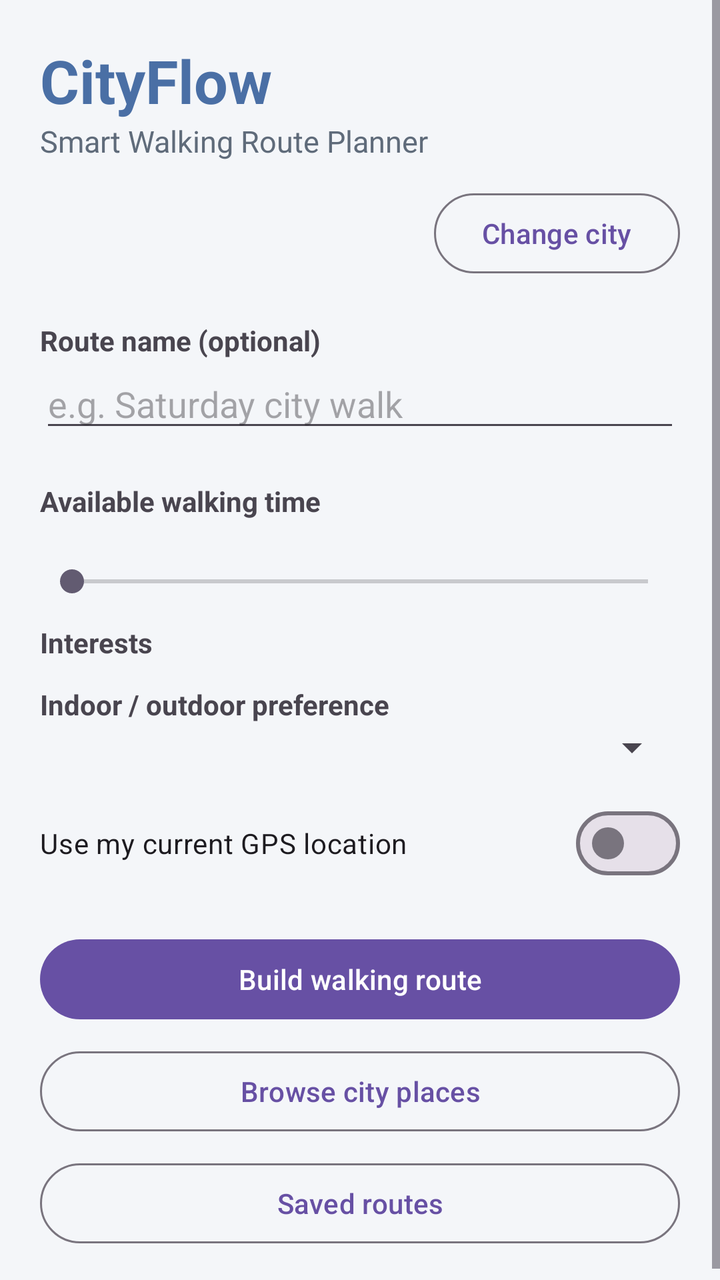
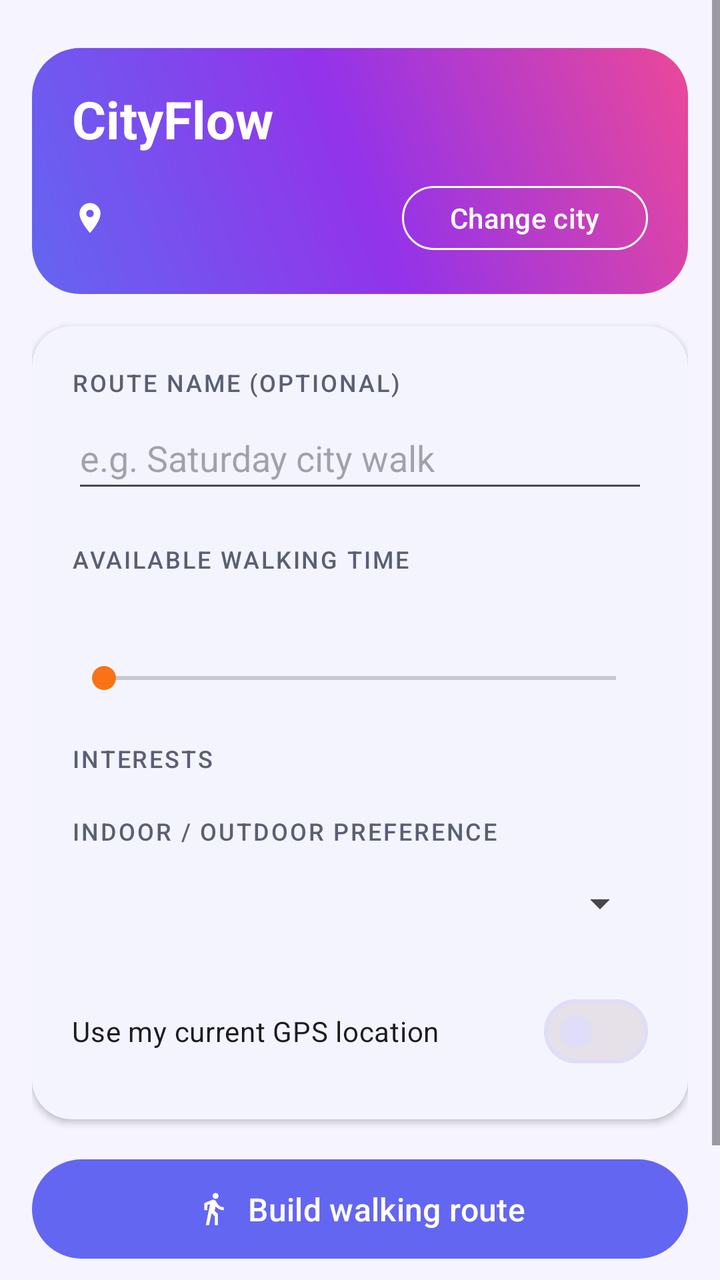

An Android layout rendered at two revisions. The XML below is the earlier revision; the diff shows what the commit changed to produce the second picture.
<!-- AndroidManifest.xml: application theme Theme.CityFlow -->
<!-- res/layout/activity_main.xml -->
<?xml version="1.0" encoding="utf-8"?>
<ScrollView xmlns:android="http://schemas.android.com/apk/res/android"
    android:id="@+id/main"
    android:layout_width="match_parent"
    android:layout_height="match_parent"
    android:fillViewport="true"
    android:fitsSystemWindows="true"
    android:background="@color/cityflow_surface">

    <LinearLayout
        android:layout_width="match_parent"
        android:layout_height="wrap_content"
        android:orientation="vertical"
        android:padding="20dp">

        <TextView
            android:layout_width="wrap_content"
            android:layout_height="wrap_content"
            android:text="@string/app_name"
            android:textColor="@color/cityflow_primary"
            android:textSize="30sp"
            android:textStyle="bold" />

        <TextView
            android:layout_width="wrap_content"
            android:layout_height="wrap_content"
            android:text="@string/app_tagline"
            android:textColor="@color/cityflow_text_secondary"
            android:textSize="15sp" />

        <LinearLayout
            android:layout_width="match_parent"
            android:layout_height="wrap_content"
            android:layout_marginTop="12dp"
            android:layout_marginBottom="20dp"
            android:gravity="center_vertical"
            android:orientation="horizontal">

            <TextView
                android:id="@+id/selectedCityLabel"
                android:layout_width="0dp"
                android:layout_height="wrap_content"
                android:layout_weight="1"
                android:textColor="@color/cityflow_primary"
                android:textSize="16sp"
                android:textStyle="bold" />

            <Button
                android:id="@+id/changeCityButton"
                style="?attr/materialButtonOutlinedStyle"
                android:layout_width="wrap_content"
                android:layout_height="wrap_content"
                android:text="@string/change_city" />

        </LinearLayout>

        <TextView
            android:layout_width="wrap_content"
            android:layout_height="wrap_content"
            android:text="@string/label_route_name"
            android:textStyle="bold" />

        <EditText
            android:id="@+id/routeNameInput"
            android:layout_width="match_parent"
            android:layout_height="wrap_content"
            android:hint="@string/route_name_hint"
            android:importantForAutofill="no"
            android:inputType="textCapSentences"
            android:maxLines="1" />

        <TextView
            android:layout_width="wrap_content"
            android:layout_height="wrap_content"
            android:layout_marginTop="20dp"
            android:text="@string/label_time"
            android:textStyle="bold" />

        <TextView
            android:id="@+id/minutesLabel"
            android:layout_width="wrap_content"
            android:layout_height="wrap_content"
            android:textColor="@color/cityflow_accent"
            android:textSize="16sp" />

        <SeekBar
            android:id="@+id/minutesSeek"
            android:layout_width="match_parent"
            android:layout_height="wrap_content" />

        <TextView
            android:layout_width="wrap_content"
            android:layout_height="wrap_content"
            android:layout_marginTop="12dp"
            android:text="@string/label_interests"
            android:textStyle="bold" />

        <com.google.android.material.chip.ChipGroup
            android:id="@+id/categoryChips"
            android:layout_width="match_parent"
            android:layout_height="wrap_content" />

        <TextView
            android:layout_width="wrap_content"
            android:layout_height="wrap_content"
            android:layout_marginTop="12dp"
            android:text="@string/label_setting"
            android:textStyle="bold" />

        <Spinner
            android:id="@+id/indoorSpinner"
            android:layout_width="match_parent"
            android:layout_height="wrap_content" />

        <com.google.android.material.materialswitch.MaterialSwitch
            android:id="@+id/gpsSwitch"
            android:layout_width="match_parent"
            android:layout_height="wrap_content"
            android:layout_marginTop="12dp"
            android:text="@string/label_gps" />

        <Button
            android:id="@+id/buildButton"
            android:layout_width="match_parent"
            android:layout_height="wrap_content"
            android:layout_marginTop="20dp"
            android:text="@string/build_button" />

        <ProgressBar
            android:id="@+id/mainProgress"
            android:layout_width="wrap_content"
            android:layout_height="wrap_content"
            android:layout_gravity="center_horizontal"
            android:layout_marginTop="8dp"
            android:visibility="gone" />

        <Button
            android:id="@+id/placesButton"
            style="?attr/materialButtonOutlinedStyle"
            android:layout_width="match_parent"
            android:layout_height="wrap_content"
            android:layout_marginTop="8dp"
            android:text="@string/places_button" />

        <Button
            android:id="@+id/historyButton"
            style="?attr/materialButtonOutlinedStyle"
            android:layout_width="match_parent"
            android:layout_height="wrap_content"
            android:layout_marginTop="8dp"
            android:text="@string/history_button" />

    </LinearLayout>
</ScrollView>
<!-- resources referenced by this layout -->
<resources>
  <color name="cityflow_accent">#FFE8743B</color>
  <color name="cityflow_primary">#FF4A6FA5</color>
  <color name="cityflow_surface">#FFF4F6F9</color>
  <color name="cityflow_text_secondary">#FF5F6B7A</color>
  <string name="app_tagline">Smart Walking Route Planner</string>
  <string name="history_button">Saved routes</string>
  <string name="places_button">Browse city places</string>
  <style name="Base.Theme.CityFlow" parent="Theme.Material3.DayNight.NoActionBar">
          
          
      </style>
  <!-- unchanged entries left out for length: 10 -->
</resources>

<!-- the commit's change to res/layout/activity_main.xml (unified diff, before → after) -->
@@ -1,130 +1,178 @@
 <?xml version="1.0" encoding="utf-8"?>
 <ScrollView xmlns:android="http://schemas.android.com/apk/res/android"
+    xmlns:app="http://schemas.android.com/apk/res-auto"
     android:id="@+id/main"
     android:layout_width="match_parent"
     android:layout_height="match_parent"
     android:fillViewport="true"
     android:fitsSystemWindows="true"
-    android:background="@color/cityflow_surface">
+    android:background="?android:attr/colorBackground">
 
     <LinearLayout
         android:layout_width="match_parent"
         android:layout_height="wrap_content"
         android:orientation="vertical"
-        android:padding="20dp">
-
-        <TextView
-            android:layout_width="wrap_content"
-            android:layout_height="wrap_content"
-            android:text="@string/app_name"
-            android:textColor="@color/cityflow_primary"
-            android:textSize="30sp"
-            android:textStyle="bold" />
-
-        <TextView
-            android:layout_width="wrap_content"
-            android:layout_height="wrap_content"
-            android:text="@string/app_tagline"
-            android:textColor="@color/cityflow_text_secondary"
-            android:textSize="15sp" />
-
+        android:padding="16dp">
+
+        
         <LinearLayout
             android:layout_width="match_parent"
             android:layout_height="wrap_content"
-            android:layout_marginTop="12dp"
-            android:layout_marginBottom="20dp"
-            android:gravity="center_vertical"
-            android:orientation="horizontal">
+            android:layout_marginTop="8dp"
+            android:background="@drawable/bg_hero"
+            android:orientation="vertical"
+            android:paddingHorizontal="20dp"
+            android:paddingVertical="18dp">
 
             <TextView
-                android:id="@+id/selectedCityLabel"
-                android:layout_width="0dp"
-                android:layout_height="wrap_content"
-                android:layout_weight="1"
-                android:textColor="@color/cityflow_primary"
-                android:textSize="16sp"
+                android:layout_width="wrap_content"
+                android:layout_height="wrap_content"
+                android:text="@string/app_name"
+                android:textColor="@color/white"
+                android:textSize="26sp"
                 android:textStyle="bold" />
 
-            <Button
-                android:id="@+id/changeCityButton"
-                style="?attr/materialButtonOutlinedStyle"
-                android:layout_width="wrap_content"
-                android:layout_height="wrap_content"
-                android:text="@string/change_city" />
-
+            <LinearLayout
+                android:layout_width="match_parent"
+                android:layout_height="wrap_content"
+                android:layout_marginTop="12dp"
+                android:gravity="center_vertical"
+                android:orientation="horizontal">
+
+                <ImageView
+                    android:layout_width="18dp"
+                    android:layout_height="18dp"
+                    android:contentDescription="@null"
+                    android:src="@drawable/ic_place"
+                    app:tint="@color/white" />
+
+                <TextView
+                    android:id="@+id/selectedCityLabel"
+                    android:layout_width="0dp"
+                    android:layout_height="wrap_content"
+                    android:layout_marginStart="8dp"
+                    android:layout_weight="1"
+                    android:textColor="@color/white"
+                    android:textSize="15sp"
+                    android:textStyle="bold" />
+
+                <Button
+                    android:id="@+id/changeCityButton"
+                    style="?attr/materialButtonOutlinedStyle"
+                    android:layout_width="wrap_content"
+                    android:layout_height="wrap_content"
+                    android:minHeight="40dp"
+                    android:text="@string/change_city"
+                    android:textColor="@color/white"
+                    app:strokeColor="@color/white" />
+
+            </LinearLayout>
         </LinearLayout>
 
-        <TextView
-            android:layout_width="wrap_content"
-            android:layout_height="wrap_content"
-            android:text="@string/label_route_name"
-            android:textStyle="bold" />
-
-        <EditText
-            android:id="@+id/routeNameInput"
-            android:layout_width="match_parent"
-            android:layout_height="wrap_content"
-            android:hint="@string/route_name_hint"
-            android:importantForAutofill="no"
-            android:inputType="textCapSentences"
-            android:maxLines="1" />
-
-        <TextView
-            android:layout_width="wrap_content"
-            android:layout_height="wrap_content"
-            android:layout_marginTop="20dp"
-            android:text="@string/label_time"
-            android:textStyle="bold" />
-
-        <TextView
-            android:id="@+id/minutesLabel"
-            android:layout_width="wrap_content"
-            android:layout_height="wrap_content"
-            android:textColor="@color/cityflow_accent"
-            android:textSize="16sp" />
-
-        <SeekBar
-            android:id="@+id/minutesSeek"
-            android:layout_width="match_parent"
-            android:layout_height="wrap_content" />
-
-        <TextView
-            android:layout_width="wrap_content"
-            android:layout_height="wrap_content"
-            android:layout_marginTop="12dp"
-            android:text="@string/label_interests"
-            android:textStyle="bold" />
-
-        <com.google.android.material.chip.ChipGroup
-            android:id="@+id/categoryChips"
-            android:layout_width="match_parent"
-            android:layout_height="wrap_content" />
-
-        <TextView
-            android:layout_width="wrap_content"
-            android:layout_height="wrap_content"
-            android:layout_marginTop="12dp"
-            android:text="@string/label_setting"
-            android:textStyle="bold" />
-
-        <Spinner
-            android:id="@+id/indoorSpinner"
-            android:layout_width="match_parent"
-            android:layout_height="wrap_content" />
-
-        <com.google.android.material.materialswitch.MaterialSwitch
-            android:id="@+id/gpsSwitch"
-            android:layout_width="match_parent"
-            android:layout_height="wrap_content"
-            android:layout_marginTop="12dp"
-            android:text="@string/label_gps" />
+        
+        <com.google.android.material.card.MaterialCardView
+            android:layout_width="match_parent"
+            android:layout_height="wrap_content"
+            android:layout_marginTop="16dp"
+            app:cardBackgroundColor="?attr/colorSurface"
+            app:cardCornerRadius="20dp"
+            app:cardElevation="2dp"
+            app:strokeWidth="0dp">
+
+            <LinearLayout
+                android:layout_width="match_parent"
+                android:layout_height="wrap_content"
+                android:orientation="vertical"
+                android:padding="20dp">
+
+                <TextView
+                    style="@style/TextAppearance.CityFlow.SectionLabel"
+                    android:layout_width="wrap_content"
+                    android:layout_height="wrap_content"
+                    android:text="@string/label_route_name" />
+
+                <EditText
+                    android:id="@+id/routeNameInput"
+                    android:layout_width="match_parent"
+                    android:layout_height="wrap_content"
+                    android:layout_marginTop="4dp"
+                    android:hint="@string/route_name_hint"
+                    android:importantForAutofill="no"
+                    android:inputType="textCapSentences"
+                    android:maxLines="1"
+                    android:minHeight="48dp" />
+
+                <TextView
+                    style="@style/TextAppearance.CityFlow.SectionLabel"
+                    android:layout_width="wrap_content"
+                    android:layout_height="wrap_content"
+                    android:layout_marginTop="20dp"
+                    android:text="@string/label_time" />
+
+                <TextView
+                    android:id="@+id/minutesLabel"
+                    android:layout_width="wrap_content"
+                    android:layout_height="wrap_content"
+                    android:layout_marginTop="2dp"
+                    android:textColor="?attr/colorSecondary"
+                    android:textSize="22sp"
+                    android:textStyle="bold" />
+
+                <SeekBar
+                    android:id="@+id/minutesSeek"
+                    android:layout_width="match_parent"
+                    android:layout_height="wrap_content"
+                    android:layout_marginTop="4dp"
+                    android:minHeight="32dp" />
+
+                <TextView
+                    style="@style/TextAppearance.CityFlow.SectionLabel"
+                    android:layout_width="wrap_content"
+                    android:layout_height="wrap_content"
+                    android:layout_marginTop="16dp"
+                    android:text="@string/label_interests" />
+
+                <com.google.android.material.chip.ChipGroup
+                    android:id="@+id/categoryChips"
+                    android:layout_width="match_parent"
+                    android:layout_height="wrap_content"
+                    android:layout_marginTop="4dp" />
+
+                <TextView
+                    style="@style/TextAppearance.CityFlow.SectionLabel"
+                    android:layout_width="wrap_content"
+                    android:layout_height="wrap_content"
+                    android:layout_marginTop="16dp"
+                    android:text="@string/label_setting" />
+
+                <Spinner
+                    android:id="@+id/indoorSpinner"
+                    android:layout_width="match_parent"
+                    android:layout_height="wrap_content"
+                    android:layout_marginTop="4dp"
+                    android:minHeight="48dp" />
+
+                <com.google.android.material.materialswitch.MaterialSwitch
+                    android:id="@+id/gpsSwitch"
+                    android:layout_width="match_parent"
+                    android:layout_height="wrap_content"
+                    android:layout_marginTop="16dp"
+                    android:minHeight="48dp"
+                    android:text="@string/label_gps" />
+
+            </LinearLayout>
+        </com.google.android.material.card.MaterialCardView>
 
         <Button
             android:id="@+id/buildButton"
             android:layout_width="match_parent"
             android:layout_height="wrap_content"
-            android:layout_marginTop="20dp"
-            android:text="@string/build_button" />
+            android:layout_marginTop="16dp"
+            android:paddingVertical="14dp"
+            android:text="@string/build_button"
+            android:textSize="16sp"
+            app:icon="@drawable/ic_walk"
+            app:iconGravity="textStart" />
 
         <ProgressBar
             android:id="@+id/mainProgress"
@@ -134,21 +182,34 @@
             android:layout_marginTop="8dp"
             android:visibility="gone" />
 
-        <Button
-            android:id="@+id/placesButton"
-            style="?attr/materialButtonOutlinedStyle"
-            android:layout_width="match_parent"
-            android:layout_height="wrap_content"
-            android:layout_marginTop="8dp"
-            android:text="@string/places_button" />
-
-        <Button
-            android:id="@+id/historyButton"
-            style="?attr/materialButtonOutlinedStyle"
-            android:layout_width="match_parent"
-            android:layout_height="wrap_content"
-            android:layout_marginTop="8dp"
-            android:text="@string/history_button" />
+        <LinearLayout
+            android:layout_width="match_parent"
+            android:layout_height="wrap_content"
+            android:layout_marginTop="10dp"
+            android:layout_marginBottom="8dp"
+            android:orientation="horizontal">
+
+            <Button
+                android:id="@+id/placesButton"
+                style="?attr/materialButtonOutlinedStyle"
+                android:layout_width="0dp"
+                android:layout_height="wrap_content"
+                android:layout_marginEnd="8dp"
+                android:layout_weight="1"
+                android:text="@string/places_button_short"
+                app:icon="@drawable/ic_place"
+                app:iconGravity="textStart" />
+
+            <Button
+                android:id="@+id/historyButton"
+                style="?attr/materialButtonOutlinedStyle"
+                android:layout_width="0dp"
+                android:layout_height="wrap_content"
+                android:layout_weight="1"
+                android:text="@string/history_button_short"
+                app:icon="@drawable/ic_history"
+                app:iconGravity="textStart" />
+        </LinearLayout>
 
     </LinearLayout>
 </ScrollView>
<!-- resource entries referenced after the edit -->
@@ -1,15 +1,74 @@
 <!-- resources referenced by this layout -->
 <resources>
-  <color name="cityflow_accent">#FFE8743B</color>
-  <color name="cityflow_primary">#FF4A6FA5</color>
-  <color name="cityflow_surface">#FFF4F6F9</color>
-  <color name="cityflow_text_secondary">#FF5F6B7A</color>
-  <string name="app_tagline">Smart Walking Route Planner</string>
-  <string name="history_button">Saved routes</string>
-  <string name="places_button">Browse city places</string>
+  <color name="white">#FFFFFFFF</color>
+  <!-- drawable bg_hero (drawable) -->
+  <shape xmlns:android="http://schemas.android.com/apk/res/android"
+      android:shape="rectangle">
+      <gradient
+          android:angle="45"
+          android:startColor="@color/cityflow_hero_start"
+          android:centerColor="@color/cityflow_hero_center"
+          android:endColor="@color/cityflow_hero_end"
+          android:type="linear" />
+      <corners android:radius="24dp" />
+  </shape>
+  <!-- drawable ic_history (drawable) -->
+  <vector xmlns:android="http://schemas.android.com/apk/res/android"
+      android:width="24dp" android:height="24dp"
+      android:viewportWidth="24" android:viewportHeight="24"
+      android:tint="?attr/colorPrimary">
+      <path android:fillColor="@android:color/white"
+          android:pathData="M13,3c-4.97,0 -9,4.03 -9,9L1,12l3.89,3.89 0.07,0.14L9,12L6,12c0,-3.87 3.13,-7 7,-7s7,3.13 7,7 -3.13,7 -7,7c-1.93,0 -3.68,-0.79 -4.94,-2.06l-1.42,1.42C8.27,19.99 10.51,21 13,21c4.97,0 9,-4.03 9,-9s-4.03,-9 -9,-9zM12,8v5l4.28,2.54 0.72,-1.21 -3.5,-2.08L13.5,8L12,8z"/>
+  </vector>
+  <!-- drawable ic_place (drawable) -->
+  <vector xmlns:android="http://schemas.android.com/apk/res/android"
+      android:width="24dp" android:height="24dp"
+      android:viewportWidth="24" android:viewportHeight="24"
+      android:tint="?attr/colorPrimary">
+      <path android:fillColor="@android:color/white"
+          android:pathData="M12,2C8.13,2 5,5.13 5,9c0,5.25 7,13 7,13s7,-7.75 7,-13C19,5.13 15.87,2 12,2zM12,11.5c-1.38,0 -2.5,-1.12 -2.5,-2.5s1.12,-2.5 2.5,-2.5 2.5,1.12 2.5,2.5 -1.12,2.5 -2.5,2.5z"/>
+  </vector>
+  <!-- drawable ic_walk (drawable) -->
+  <vector xmlns:android="http://schemas.android.com/apk/res/android"
+      android:width="24dp" android:height="24dp"
+      android:viewportWidth="24" android:viewportHeight="24"
+      android:tint="?attr/colorOnPrimary">
+      <path android:fillColor="@android:color/white"
+          android:pathData="M13.5,5.5c1.1,0 2,-0.9 2,-2s-0.9,-2 -2,-2 -2,0.9 -2,2 0.9,2 2,2zM9.8,8.9L7,23h2.1l1.8,-8 2.1,2v6h2v-7.5l-2.1,-2 0.6,-3C14.8,12 16.8,13 19,13v-2c-1.9,0 -3.5,-1 -4.3,-2.4l-1,-1.6c-0.4,-0.6 -1,-1 -1.7,-1 -0.3,0 -0.5,0.1 -0.8,0.1L6,8.3L6,13h2L8,9.6l1.8,-0.7"/>
+  </vector>
+  <string name="history_button_short">Saved</string>
+  <string name="places_button_short">Places</string>
+  <style name="TextAppearance.CityFlow.SectionLabel" parent="TextAppearance.Material3.LabelMedium">
+          <item name="android:textAllCaps">true</item>
+          <item name="android:letterSpacing">0.08</item>
+          <item name="android:textColor">?attr/colorOnSurfaceVariant</item>
+      </style>
+  <color name="cityflow_hero_start">#FF6366F1</color>
+  <color name="cityflow_hero_center">#FF9333EA</color>
+  <color name="cityflow_hero_end">#FFEC4899</color>
+  <color name="cityflow_accent">#FFF97316</color>
+  <color name="cityflow_on_accent">#FFFFFFFF</color>
+  <color name="cityflow_primary">#FF6366F1</color>
+  <color name="cityflow_on_primary">#FFFFFFFF</color>
+  <color name="cityflow_primary_container">#FFE6E6FE</color>
+  <color name="cityflow_on_primary_container">#FF2A2172</color>
+  <color name="cityflow_surface">#FFF6F5FF</color>
+  <color name="cityflow_card">#FFFFFFFF</color>
+  <color name="cityflow_text_primary">#FF1B1B2B</color>
+  <color name="cityflow_text_secondary">#FF5B5F73</color>
+  <color name="cityflow_outline">#FFDFDDF7</color>
   <style name="Base.Theme.CityFlow" parent="Theme.Material3.DayNight.NoActionBar">
-          
-          
+          <item name="colorPrimary">@color/cityflow_primary</item>
+          <item name="colorOnPrimary">@color/cityflow_on_primary</item>
+          <item name="colorPrimaryContainer">@color/cityflow_primary_container</item>
+          <item name="colorOnPrimaryContainer">@color/cityflow_on_primary_container</item>
+          <item name="colorSecondary">@color/cityflow_accent</item>
+          <item name="colorOnSecondary">@color/cityflow_on_accent</item>
+          <item name="android:colorBackground">@color/cityflow_surface</item>
+          <item name="colorSurface">@color/cityflow_card</item>
+          <item name="colorOnSurface">@color/cityflow_text_primary</item>
+          <item name="colorOnSurfaceVariant">@color/cityflow_text_secondary</item>
+          <item name="colorOutline">@color/cityflow_outline</item>
       </style>
   <!-- unchanged entries left out for length: 10 -->
 </resources>
